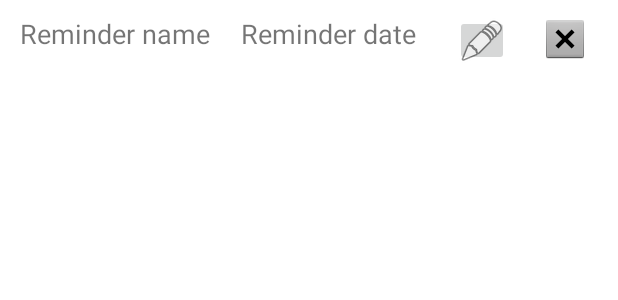
After one commit to Riczu444/Reminder, an Android app: the layout row_items.xml on its own in the app's theme, with its tools: preview values and no code run, on a phone screen of 412 x 824 dp. The commit adds this screen. Shown: the top 300 px of the screen. Run offline under Robolectric (Android 15) with nearby library versions, the phone set to English and light mode, and no system bars.

Commit message:
Add reminder instances to firebase

```diff
--- /dev/null
+++ b/app/src/main/java/com/example/reminder/Constants.kt
@@ -0,0 +1,5 @@
+package com.example.reminder
+
+object Constants {
+    const val FIREBASE_ITEM: String = "reminder_item"
+}
--- a/app/src/main/java/com/example/reminder/RegisterActivity.kt
+++ b/app/src/main/java/com/example/reminder/RegisterActivity.kt
@@ -21,7 +21,7 @@ class RegisterActivity : AppCompatActivity() {
         super.onCreate(savedInstanceState)
         setContentView(R.layout.activity_register)
 
-        auth = FirebaseAuth.getInstance()
+        //auth = FirebaseAuth.getInstance()
 
         val btnRegister: Button = findViewById(R.id.btnLogin)
         val username: EditText = findViewById(R.id.etUsername)
--- /dev/null
+++ b/app/src/main/java/com/example/reminder/ReminderRowListener.kt
@@ -0,0 +1,6 @@
+package com.example.reminder
+
+interface ReminderRowListener {
+    //fun modifyItemState(itemCreatorId: String)
+    fun onItemDelete(itemObjectId: String)
+}
--- a/app/src/main/res/layout/activity_main_page.xml
+++ b/app/src/main/res/layout/activity_main_page.xml
@@ -53,6 +53,7 @@
         android:id="@+id/listViewReminder"
         android:layout_width="348dp"
         android:layout_height="528dp"
+        android:background="#9484EAAC"
         android:listSelector="#CBF4B4EE"
         app:layout_constraintBottom_toBottomOf="parent"
         app:layout_constraintEnd_toEndOf="parent"
--- /dev/null
+++ b/app/src/main/res/layout/row_items.xml
@@ -0,0 +1,49 @@
+<?xml version="1.0" encoding="utf-8"?>
+<RelativeLayout xmlns:android="http://schemas.android.com/apk/res/android"
+    xmlns:app="http://schemas.android.com/apk/res-auto"
+    android:layout_width="match_parent"
+    android:layout_height="wrap_content"
+    android:orientation="horizontal"
+    android:padding="10dp">
+
+
+    <ImageButton
+        android:id="@+id/ib_remove_reminder"
+        android:layout_width="wrap_content"
+        android:layout_height="wrap_content"
+        android:layout_alignParentEnd="true"
+        android:layout_alignParentRight="true"
+        android:layout_marginEnd="9dp"
+        android:layout_marginRight="9dp"
+        android:background="@android:color/transparent"
+        android:gravity="end"
+        app:srcCompat="@android:drawable/btn_dialog" />
+
+    <ImageButton
+        android:id="@+id/ib_edit_reminder"
+        android:layout_width="36dp"
+        android:layout_height="34dp"
+        android:layout_marginEnd="21dp"
+        android:layout_toStartOf="@+id/ib_remove_reminder"
+        app:srcCompat="@android:drawable/ic_menu_edit" />
+
+    <TextView
+        android:id="@+id/tv_reminder_date"
+        android:layout_width="wrap_content"
+        android:layout_height="34dp"
+        android:layout_marginEnd="26dp"
+        android:layout_toStartOf="@+id/ib_edit_reminder"
+        android:text="Reminder date"
+        android:textSize="18sp" />
+
+    <TextView
+        android:id="@+id/tv_reminder_name"
+        android:layout_width="132dp"
+        android:layout_height="34dp"
+        android:layout_marginEnd="15dp"
+        android:layout_toStartOf="@+id/tv_reminder_date"
+        android:text="Reminder name"
+        android:textSize="18sp" />
+
+
+</RelativeLayout>
```
Also changed, not shown: app/src/main/java/com/example/reminder/MainPage.kt (+114 -15 lines), app/src/main/java/com/example/reminder/Reminder.kt (added, +22 -0 lines), app/src/main/java/com/example/reminder/ReminderAdapter.kt (added, +63 -0 lines).
